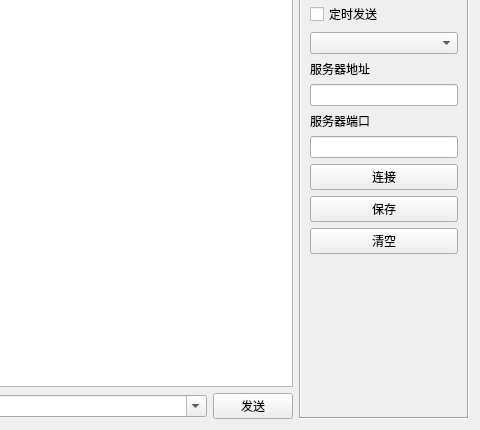
This is src/form/frmtcpclient.ui in whx110123/nettool as Qt 5 draws it before an edit; both pictures show x 520 to 1000 and y 170 to 600 of the 1000 by 600 pixel window. The edited form follows.
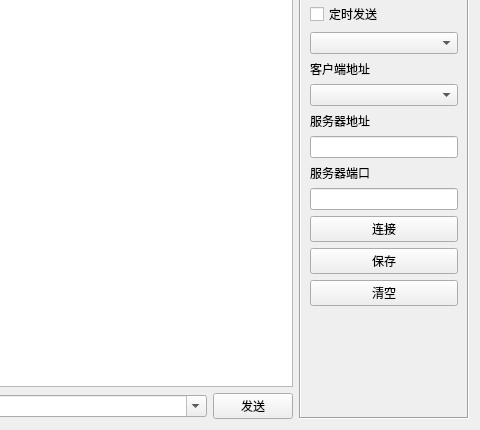
This is the edited form.

```diff
--- a/src/form/frmtcpclient.ui
+++ b/src/form/frmtcpclient.ui
@@ -142,6 +142,16 @@
       <item>
        <widget class="QComboBox" name="cboxInterval"/>
       </item>
+      <item>
+       <widget class="QLabel" name="label">
+        <property name="text">
+         <string>客户端地址</string>
+        </property>
+       </widget>
+      </item>
+      <item>
+       <widget class="QComboBox" name="comboBox_client"/>
+      </item>
       <item>
        <widget class="QLabel" name="labServerIP">
         <property name="text">
```
